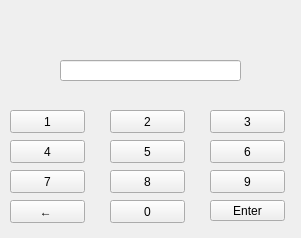
taishakutenn/TTbank, file passwordDevice.ui: the form before one commit.
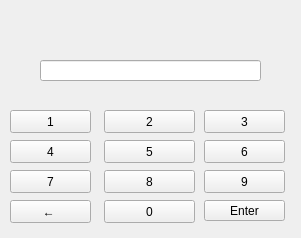
The form after the commit.

The edit to the form file:
```diff
--- a/passwordDevice.ui
+++ b/passwordDevice.ui
@@ -18,7 +18,7 @@
     <rect>
      <x>10</x>
      <y>110</y>
-     <width>75</width>
+     <width>81</width>
      <height>23</height>
     </rect>
    </property>
@@ -29,9 +29,9 @@
   <widget class="QPushButton" name="twoButton">
    <property name="geometry">
     <rect>
-     <x>110</x>
+     <x>104</x>
      <y>110</y>
-     <width>75</width>
+     <width>91</width>
      <height>23</height>
     </rect>
    </property>
@@ -42,9 +42,9 @@
   <widget class="QPushButton" name="threeButton">
    <property name="geometry">
     <rect>
-     <x>210</x>
+     <x>204</x>
      <y>110</y>
-     <width>75</width>
+     <width>81</width>
      <height>23</height>
     </rect>
    </property>
@@ -57,7 +57,7 @@
     <rect>
      <x>10</x>
      <y>140</y>
-     <width>75</width>
+     <width>81</width>
      <height>23</height>
     </rect>
    </property>
@@ -68,9 +68,9 @@
   <widget class="QPushButton" name="fiveButton">
    <property name="geometry">
     <rect>
-     <x>110</x>
+     <x>104</x>
      <y>140</y>
-     <width>75</width>
+     <width>91</width>
      <height>23</height>
     </rect>
    </property>
@@ -81,9 +81,9 @@
   <widget class="QPushButton" name="sixButton">
    <property name="geometry">
     <rect>
-     <x>210</x>
+     <x>204</x>
      <y>140</y>
-     <width>75</width>
+     <width>81</width>
      <height>23</height>
     </rect>
    </property>
@@ -96,7 +96,7 @@
     <rect>
      <x>10</x>
      <y>170</y>
-     <width>75</width>
+     <width>81</width>
      <height>23</height>
     </rect>
    </property>
@@ -107,9 +107,9 @@
   <widget class="QPushButton" name="pushButton_8">
    <property name="geometry">
     <rect>
-     <x>110</x>
+     <x>104</x>
      <y>170</y>
-     <width>75</width>
+     <width>91</width>
      <height>23</height>
     </rect>
    </property>
@@ -120,9 +120,9 @@
   <widget class="QPushButton" name="pushButton_9">
    <property name="geometry">
     <rect>
-     <x>210</x>
+     <x>204</x>
      <y>170</y>
-     <width>75</width>
+     <width>81</width>
      <height>23</height>
     </rect>
    </property>
@@ -133,9 +133,9 @@
   <widget class="QPushButton" name="pushButton_10">
    <property name="geometry">
     <rect>
-     <x>110</x>
+     <x>104</x>
      <y>200</y>
-     <width>75</width>
+     <width>91</width>
      <height>23</height>
     </rect>
    </property>
@@ -148,7 +148,7 @@
     <rect>
      <x>10</x>
      <y>200</y>
-     <width>75</width>
+     <width>81</width>
      <height>23</height>
     </rect>
    </property>
@@ -159,9 +159,9 @@
   <widget class="QPushButton" name="pushButton_12">
    <property name="geometry">
     <rect>
-     <x>210</x>
+     <x>204</x>
      <y>200</y>
-     <width>75</width>
+     <width>81</width>
      <height>21</height>
     </rect>
    </property>
@@ -172,9 +172,9 @@
   <widget class="QLineEdit" name="PasswordEdit">
    <property name="geometry">
     <rect>
-     <x>60</x>
+     <x>40</x>
      <y>60</y>
-     <width>181</width>
+     <width>221</width>
      <height>21</height>
     </rect>
    </property>
```
Left out of the diff: 30 changed lines with no effect on the pictures.
